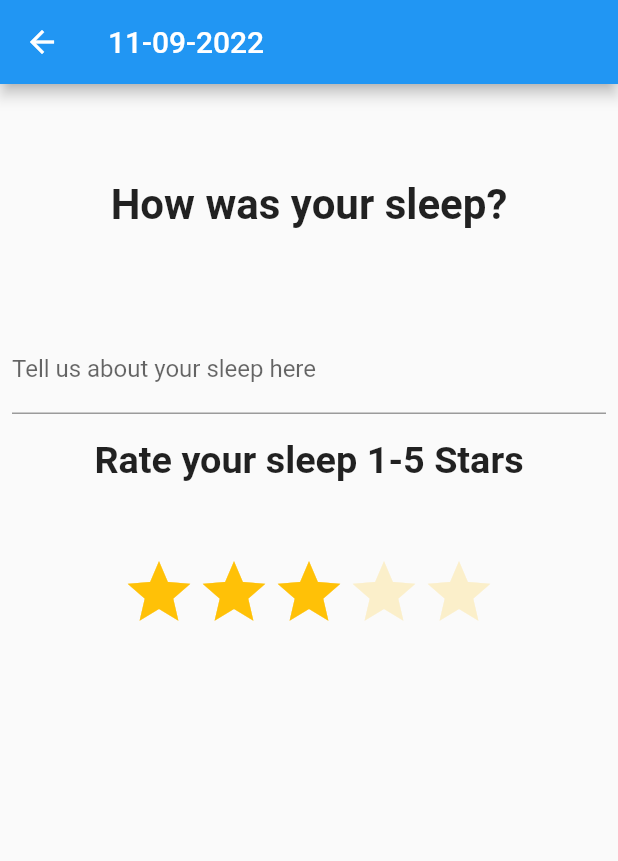
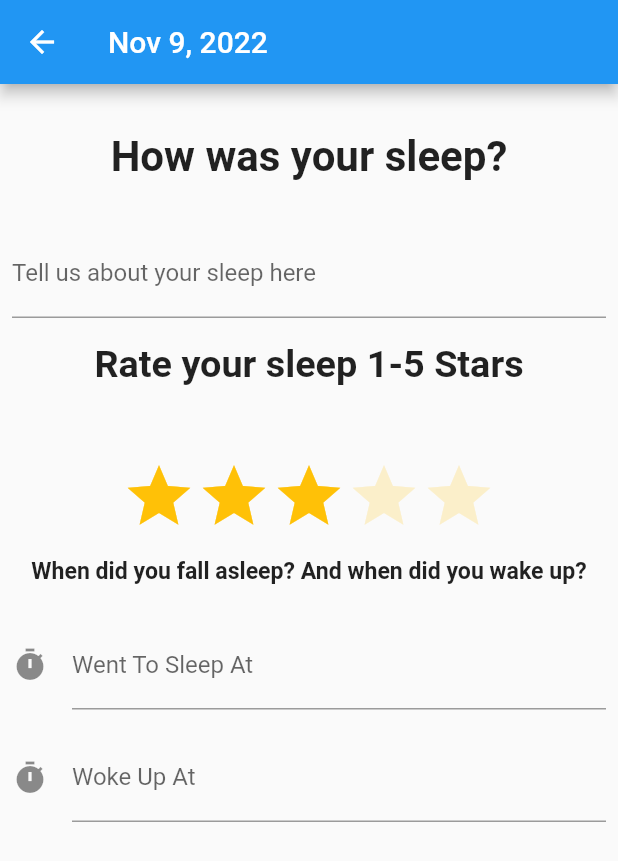
Before and after one commit to jakelang01/SweetDreams, a Flutter app: the InputScreen screen opened directly, on a phone screen of 412 x 824 dp. Shown: the top 861 px of the screen. Run offline on Flutter 3.47's test engine with Material 2 defaults, Android fonts, the light colour scheme and no system bars; drawn by our look-alikes of flutter_rating_bar; our stand-ins replace cloud_firestore, firebase_core, shared_preferences; accounts and stored records are empty.

Commit message:
new time selector for date input
new date input styles for waking up

```diff
--- a/lib/dreams/views/dreams_input.dart
+++ b/lib/dreams/views/dreams_input.dart
@@ -70,18 +70,21 @@ class InputScreen extends StatefulWidget {
 
 class _InputScreen extends State<InputScreen> {
   //date for app bar
-  String formattedDate = new DateFormat('MM-dd-yyyy').format(new DateTime.now());
+  String formattedDate = new DateFormat('LLL d, yyyy').format(new DateTime.now());
 
+  //ratingbar vars
   late final _ratingController;
   late double _rating;
-
   double _userRating = 3.0;
   int _ratingBarMode = 1;
   double _initialRating = 2.0;
   bool _isRTLMode = false;
   bool _isVertical = false;
+  IconData? _selectedIcon;
 
-  IconData? _selectedIcon;
+  //timeinput
+  TextEditingController wentToSleep = TextEditingController();
+  TextEditingController wokeUp = TextEditingController();
 
   @override
   void initState() {
@@ -104,7 +107,7 @@ class _InputScreen extends State<InputScreen> {
       body: Column(
         children: <Widget>[
           const Padding(
-              padding: EdgeInsets.symmetric(horizontal: 8, vertical: 64),
+              padding: EdgeInsets.symmetric(horizontal: 8, vertical: 32),
               child: Text(
                 'How was your sleep?',
                 textAlign: TextAlign.center,
@@ -146,6 +149,82 @@ class _InputScreen extends State<InputScreen> {
             unratedColor: Colors.amber.withAlpha(50),
             direction: _isVertical ? Axis.vertical : Axis.horizontal,
           ),
+          Padding(
+            padding: const EdgeInsets.symmetric(horizontal: 8, vertical: 16),
+              child:Text(
+                'When did you fall asleep? And when did you wake up?',
+                textAlign: TextAlign.center,
+                overflow: TextOverflow.ellipsis,
+                textScaleFactor: 1.1,
+                style: const TextStyle(fontWeight: FontWeight.bold),
+              )
+          ),
+          Padding(
+            padding: const EdgeInsets.symmetric(horizontal: 8, vertical: 8),
+              child:TextField(
+                controller: wentToSleep, //editing controller of this TextField
+                decoration: InputDecoration(
+                    icon: Icon(Icons.timer), //icon of text field
+                    labelText: "Went To Sleep At" //label text of field
+                ),
+                readOnly: true,  //set it true, so that user will not able to edit text
+                onTap: () async {
+                  TimeOfDay? pickedTime =  await showTimePicker(
+                    initialTime: TimeOfDay.now(),
+                    context: context,
+                  );
+                  if(pickedTime != null ){
+                    print(pickedTime.format(context));   //output 10:51 PM
+                    DateTime parsedTime = DateFormat.jm().parse(pickedTime.format(context).toString());
+                    //converting to DateTime so that we can further format on different pattern.
+                    print(parsedTime); //output 1970-01-01 22:53:00.000
+                    String formattedTime = DateFormat('HH:mm').format(parsedTime);
+                    print(formattedTime); //output 14:59
+                    //DateFormat() is from intl package, you can format the time on any pattern you need.
+
+                    setState(() {
+                      wentToSleep.text = formattedTime; //set the value of text field.
+                    });
+                  }
+                  else{
+                    print("Time is not selected");
+                  }
+                },
+              )
+          ),
+          Padding(
+              padding: const EdgeInsets.symmetric(horizontal: 8, vertical: 8),
+              child:TextField(
+                controller: wokeUp, //editing controller of this TextField
+                decoration: InputDecoration(
+                    icon: Icon(Icons.timer), //icon of text field
+                    labelText: "Woke Up At" //label text of field
+                ),
+                readOnly: true,  //set it true, so that user will not able to edit text
+                onTap: () async {
+                  TimeOfDay? pickedTime =  await showTimePicker(
+                    initialTime: TimeOfDay.now(),
+                    context: context,
+                  );
+                  if(pickedTime != null ){
+                    print(pickedTime.format(context));   //output 10:51 PM
+                    DateTime parsedTime = DateFormat.jm().parse(pickedTime.format(context).toString());
+                    //converting to DateTime so that we can further format on different pattern.
+                    print(parsedTime); //output 1970-01-01 22:53:00.000
+                    String formattedTime = DateFormat('HH:mm').format(parsedTime);
+                    print(formattedTime); //output 14:59
+                    //DateFormat() is from intl package, you can format the time on any pattern you need.
+
+                    setState(() {
+                      wokeUp.text = formattedTime; //set the value of text field.
+                    });
+                  }
+                  else{
+                    print("Time is not selected");
+                  }
+                },
+              )
+          )
         ],
       ),
     );
```
